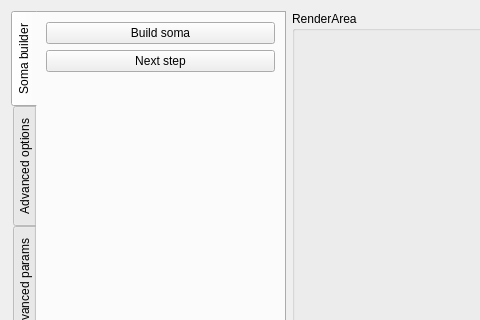
Before: the Qt Designer form Neuronize/SomaDeformerWidget.ui in vg-lab/Neuronize, drawn with Qt 5; both pictures show x 0 to 480 and y 0 to 320 of the 802 by 723 pixel window.
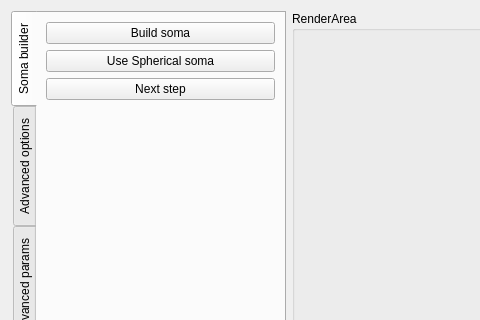
After: the same form once the commit is applied.

The edit to the form file:
```diff
--- a/Neuronize/SomaDeformerWidget.ui
+++ b/Neuronize/SomaDeformerWidget.ui
@@ -49,6 +49,13 @@
          </property>
         </widget>
        </item>
+       <item>
+        <widget class="QPushButton" name="pushButton_SphericalSoma">
+         <property name="text">
+          <string>Use Spherical soma</string>
+         </property>
+        </widget>
+       </item>
        <item>
         <widget class="QPushButton" name="pushButton_FinalizeSoma">
          <property name="text">
```
